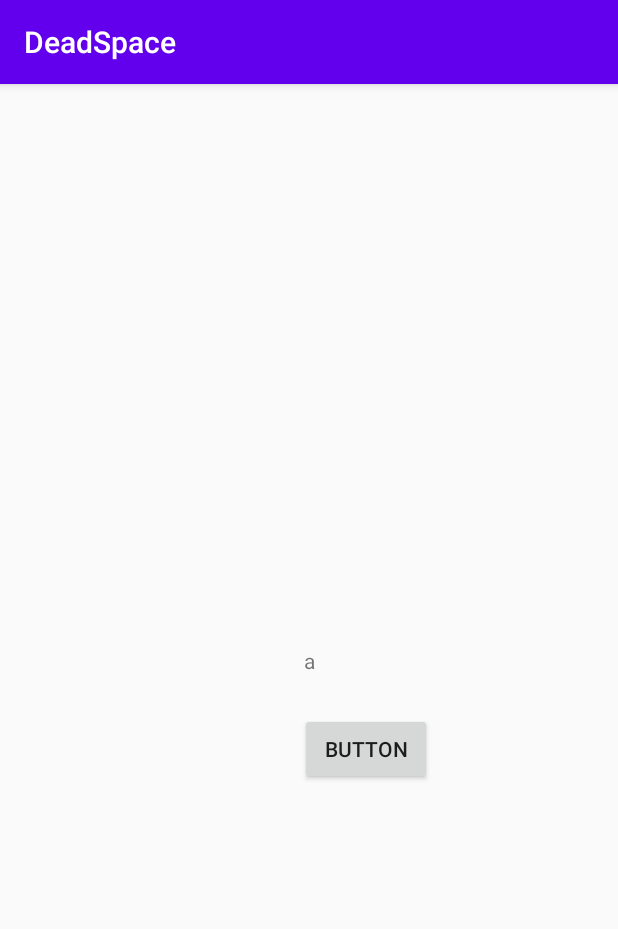
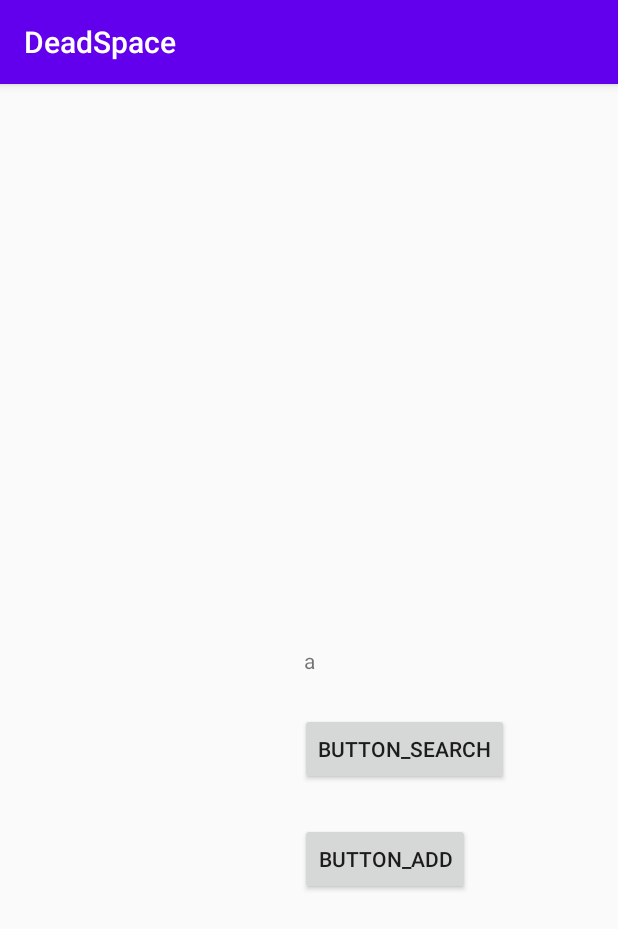
Before and after one commit to Cir2100/DeadSpace, an Android app: the screen it shows after launch (StartActivity), on a phone screen of 412 x 824 dp. Shown: the top 929 px of the screen. Run offline under Robolectric (Android 15) with nearby library versions, the phone set to English and light mode, and no system bars; our stand-ins replace Room's generated code, data binding.

```diff
--- a/app/src/main/java/com/example/deadspace/schedule/scheduleDatabase.kt
+++ b/app/src/main/java/com/example/deadspace/schedule/scheduleDatabase.kt
@@ -16,7 +16,7 @@ data class MyPairData constructor(
     val teachers : String,
     val groups : String,
     val address : String,
-    val isCash : Boolean
+    var isCash : Boolean //TODO: ??? val
 )
 
 @Dao
@@ -35,6 +35,10 @@ interface MyPairDao {
 
     /*@Query("SELECT * FROM MyPairData where isCash = 1")
     suspend fun getIsCash(): List<MyPairData>*/
+
+    //load current cash
+    @Query("SELECT * FROM MyPairData WHERE isCash = 1")
+    suspend fun getCash(): MutableList<MyPairData>
 
     //load current cash
     @get:Query("SELECT * FROM MyPairData WHERE isCash = 1")
--- a/app/src/main/res/layout/start_activity.xml
+++ b/app/src/main/res/layout/start_activity.xml
@@ -24,16 +24,28 @@
             app:layout_constraintTop_toTopOf="parent"/>
 
         <Button
-            android:id="@+id/button"
+            android:id="@+id/button_search"
             android:layout_width="wrap_content"
             android:layout_height="wrap_content"
             app:layout_constraintStart_toStartOf="parent"
             android:layout_marginTop="25dp"
             android:layout_marginLeft="200dp"
-            android:text="Button"
+            android:text="button_search"
             app:layout_constraintTop_toBottomOf="@+id/message"
             tools:layout_editor_absoluteX="161dp"
             android:onClick="@{() -> startViewModel.onSearch()}"/>
 
+        <Button
+            android:id="@+id/button_add"
+            android:layout_width="wrap_content"
+            android:layout_height="wrap_content"
+            app:layout_constraintStart_toStartOf="parent"
+            android:layout_marginTop="25dp"
+            android:layout_marginLeft="200dp"
+            android:text="button_add"
+            app:layout_constraintTop_toBottomOf="@+id/button_search"
+            tools:layout_editor_absoluteX="161dp"
+            android:onClick="@{() -> startViewModel.addPair()}"/>
+
     </androidx.constraintlayout.widget.ConstraintLayout>
 </layout>
```
Also changed, not shown: app/src/main/java/com/example/deadspace/schedule/ScheduleEditor.kt (+18 -3 lines), app/src/main/java/com/example/deadspace/schedule/ScheduleLoaderInternet.kt (+3 -5 lines), app/src/main/java/com/example/deadspace/schedule/ScheduleSaver.kt (+8 -6 lines), app/src/main/java/com/example/deadspace/view/ui/main/StartViewModel.kt (+21 -5 lines).
